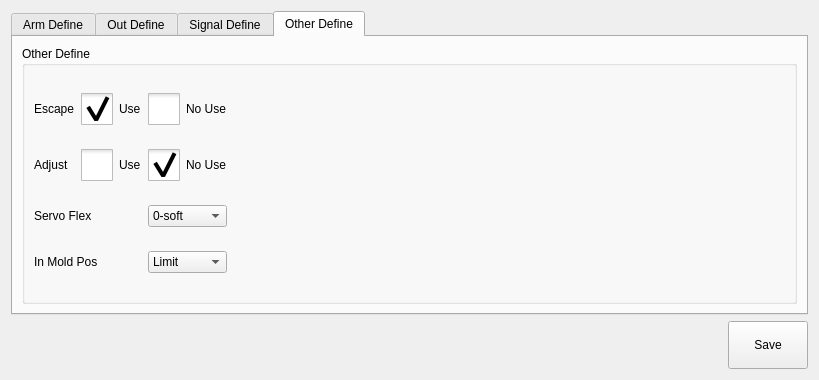
Old version of the form hcsettings/icstructdefineframe.ui in the repository dongdong-2009/3-5AxisRobot.
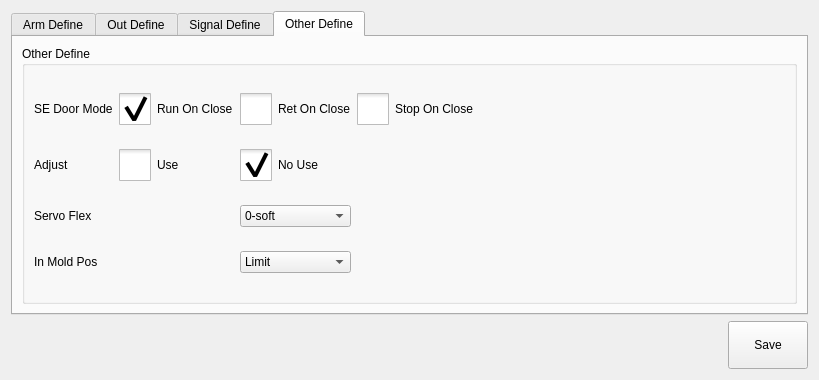
New version of the form. The open tabs and pages were chosen to show the change. Icons and pictures are not drawn.

```diff
--- a/hcsettings/icstructdefineframe.ui
+++ b/hcsettings/icstructdefineframe.ui
@@ -1862,100 +1862,6 @@
           <string>Other Define</string>
          </property>
          <layout class="QGridLayout" name="gridLayout_3">
-          <item row="0" column="1" colspan="2">
-           <widget class="QCheckBox" name="useCheckBox">
-            <property name="styleSheet">
-             <string notr="true">::indicator {
-     width: 32px;
-     height: 32px;
- }
-
-::indicator:unchecked 
-{
-     image: url(:/resource/check_unchecked.png);
- }
-::indicator:checked 
-{
-     image: url(:/resource/check_checked.png);
- }
-
-QRadioButton::indicator:checked:disabled
-{
- image: url(:/resource/check_checked_disable.png);
-}
-
-QRadioButton::indicator:unchecked:disabled
-{
- image: url(:/resource/check_unchecked_disable.png);
-}</string>
-            </property>
-            <property name="text">
-             <string>Use</string>
-            </property>
-            <property name="checked">
-             <bool>true</bool>
-            </property>
-           </widget>
-          </item>
-          <item row="0" column="3">
-           <widget class="QCheckBox" name="noUseCheckBox">
-            <property name="styleSheet">
-             <string notr="true">::indicator {
-     width: 32px;
-     height: 32px;
- }
-
-::indicator:unchecked 
-{
-     image: url(:/resource/check_unchecked.png);
- }
-::indicator:checked 
-{
-     image: url(:/resource/check_checked.png);
- }
-
-QRadioButton::indicator:checked:disabled
-{
- image: url(:/resource/check_checked_disable.png);
-}
-
-QRadioButton::indicator:unchecked:disabled
-{
- image: url(:/resource/check_unchecked_disable.png);
-}</string>
-            </property>
-            <property name="text">
-             <string>No Use</string>
-            </property>
-           </widget>
-          </item>
-          <item row="0" column="4">
-           <spacer name="horizontalSpacer_7">
-            <property name="orientation">
-             <enum>Qt::Horizontal</enum>
-            </property>
-            <property name="sizeHint" stdset="0">
-             <size>
-              <width>40</width>
-              <height>20</height>
-             </size>
-            </property>
-           </spacer>
-          </item>
-          <item row="1" column="0">
-           <widget class="QLabel" name="label_19">
-            <property name="text">
-             <string>Adjust</string>
-            </property>
-           </widget>
-          </item>
-          <item row="0" column="0">
-           <widget class="QLabel" name="label_18">
-            <property name="text">
-             <string>Escape</string>
-            </property>
-           </widget>
-          </item>
           <item row="1" column="1" colspan="2">
            <widget class="QCheckBox" name="adjUse">
             <property name="styleSheet">
@@ -1994,8 +1900,8 @@
             </attribute>
            </widget>
           </item>
-          <item row="1" column="3">
-           <widget class="QCheckBox" name="adjNoUse">
+          <item row="0" column="1" colspan="2">
+           <widget class="QCheckBox" name="seM1">
             <property name="styleSheet">
              <string notr="true">::indicator {
      width: 32px;
@@ -2022,14 +1928,43 @@
 }</string>
             </property>
             <property name="text">
-             <string>No Use</string>
+             <string>Run On Close</string>
             </property>
             <property name="checked">
              <bool>true</bool>
             </property>
-            <attribute name="buttonGroup">
-             <string notr="true">buttonGroup_2</string>
-            </attribute>
+           </widget>
+          </item>
+          <item row="0" column="3">
+           <widget class="QCheckBox" name="seM2">
+            <property name="styleSheet">
+             <string notr="true">::indicator {
+     width: 32px;
+     height: 32px;
+ }
+
+::indicator:unchecked 
+{
+     image: url(:/resource/check_unchecked.png);
+ }
+::indicator:checked 
+{
+     image: url(:/resource/check_checked.png);
+ }
+
+QRadioButton::indicator:checked:disabled
+{
+ image: url(:/resource/check_checked_disable.png);
+}
+
+QRadioButton::indicator:unchecked:disabled
+{
+ image: url(:/resource/check_unchecked_disable.png);
+}</string>
+            </property>
+            <property name="text">
+             <string>Ret On Close</string>
+            </property>
            </widget>
           </item>
           <item row="4" column="3">
@@ -2046,6 +1981,51 @@
             </item>
            </widget>
           </item>
+          <item row="1" column="3">
+           <widget class="QCheckBox" name="adjNoUse">
+            <property name="styleSheet">
+             <string notr="true">::indicator {
+     width: 32px;
+     height: 32px;
+ }
+
+::indicator:unchecked 
+{
+     image: url(:/resource/check_unchecked.png);
+ }
+::indicator:checked 
+{
+     image: url(:/resource/check_checked.png);
+ }
+
+QRadioButton::indicator:checked:disabled
+{
+ image: url(:/resource/check_checked_disable.png);
+}
+
+QRadioButton::indicator:unchecked:disabled
+{
+ image: url(:/resource/check_unchecked_disable.png);
+}</string>
+            </property>
+            <property name="text">
+             <string>No Use</string>
+            </property>
+            <property name="checked">
+             <bool>true</bool>
+            </property>
+            <attribute name="buttonGroup">
+             <string notr="true">buttonGroup_2</string>
+            </attribute>
+           </widget>
+          </item>
+          <item row="0" column="0">
+           <widget class="QLabel" name="label_18">
+            <property name="text">
+             <string>SE Door Mode</string>
+            </property>
+           </widget>
+          </item>
           <item row="2" column="3">
            <widget class="QComboBox" name="servoFlex">
             <item>
@@ -2090,6 +2070,13 @@
             </item>
            </widget>
           </item>
+          <item row="1" column="0">
+           <widget class="QLabel" name="label_19">
+            <property name="text">
+             <string>Adjust</string>
+            </property>
+           </widget>
+          </item>
           <item row="2" column="0" colspan="2">
            <widget class="QLabel" name="label_27">
             <property name="text">
@@ -2097,6 +2084,19 @@
             </property>
            </widget>
           </item>
+          <item row="0" column="5">
+           <spacer name="horizontalSpacer_7">
+            <property name="orientation">
+             <enum>Qt::Horizontal</enum>
+            </property>
+            <property name="sizeHint" stdset="0">
+             <size>
+              <width>40</width>
+              <height>20</height>
+             </size>
+            </property>
+           </spacer>
+          </item>
           <item row="4" column="0" colspan="2">
            <widget class="QLabel" name="label_28">
             <property name="styleSheet">
@@ -2107,6 +2107,38 @@
             </property>
            </widget>
           </item>
+          <item row="0" column="4">
+           <widget class="QCheckBox" name="seM3">
+            <property name="styleSheet">
+             <string notr="true">::indicator {
+     width: 32px;
+     height: 32px;
+ }
+
+::indicator:unchecked 
+{
+     image: url(:/resource/check_unchecked.png);
+ }
+::indicator:checked 
+{
+     image: url(:/resource/check_checked.png);
+ }
+
+QRadioButton::indicator:checked:disabled
+{
+ image: url(:/resource/check_checked_disable.png);
+}
+
+QRadioButton::indicator:unchecked:disabled
+{
+ image: url(:/resource/check_unchecked_disable.png);
+}</string>
+            </property>
+            <property name="text">
+             <string>Stop On Close</string>
+            </property>
+           </widget>
+          </item>
          </layout>
         </widget>
        </item>
```
Left out of the diff: 2 changed lines with no effect on the pictures.
